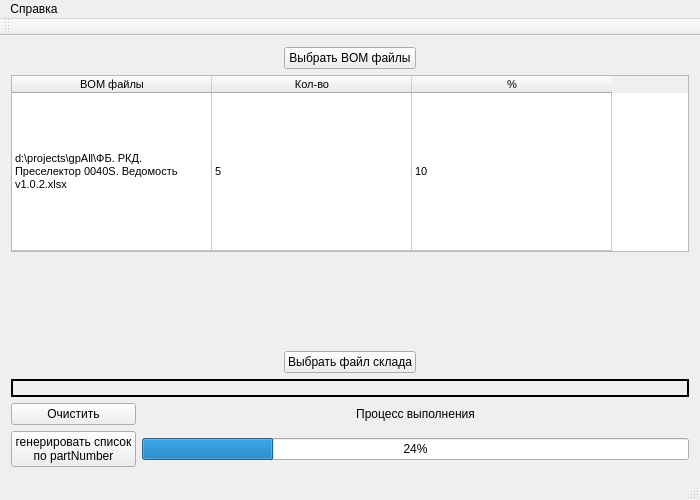
Before: the Qt Designer form mainwindow.ui in pivleonid/gpAll_v2, drawn with Qt 5.
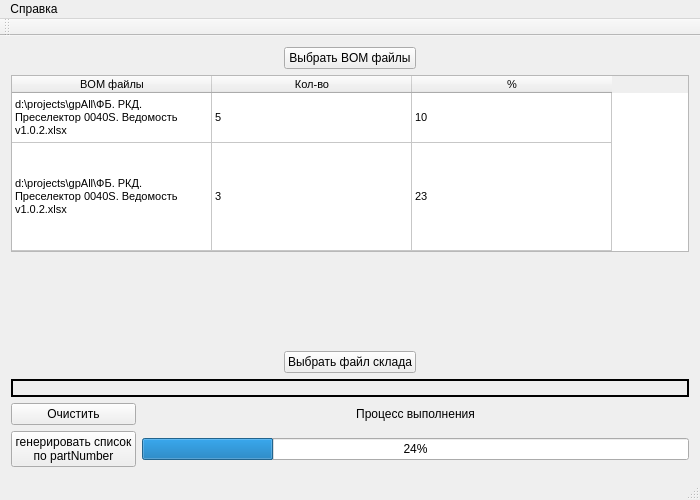
After: the same form once the commit is applied.

Diff of the .ui file:
```diff
--- a/mainwindow.ui
+++ b/mainwindow.ui
@@ -115,7 +115,7 @@
        <enum>QAbstractItemView::ScrollPerItem</enum>
       </property>
       <property name="rowCount">
-       <number>1</number>
+       <number>2</number>
       </property>
       <property name="columnCount">
        <number>3</number>
@@ -146,6 +146,11 @@
         <string>1</string>
        </property>
       </row>
+      <row>
+       <property name="text">
+        <string>2</string>
+       </property>
+      </row>
       <column>
        <property name="text">
         <string>BOM файлы</string>
@@ -176,6 +181,21 @@
         <string>10</string>
        </property>
       </item>
+      <item row="1" column="0">
+       <property name="text">
+        <string>d:\projects\gpAll\ФБ. РКД. Преселектор 0040S. Ведомость   v1.0.2.xlsx</string>
+       </property>
+      </item>
+      <item row="1" column="1">
+       <property name="text">
+        <string>3</string>
+       </property>
+      </item>
+      <item row="1" column="2">
+       <property name="text">
+        <string>23</string>
+       </property>
+      </item>
      </widget>
     </item>
     <item row="5" column="0" colspan="3">
```
